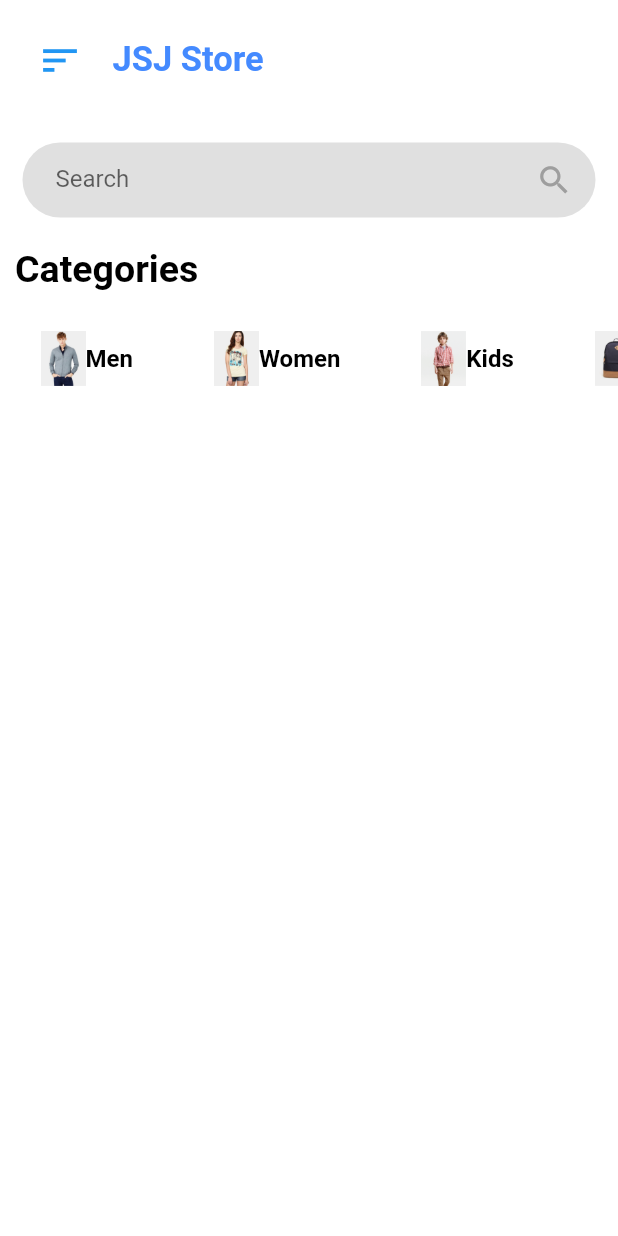
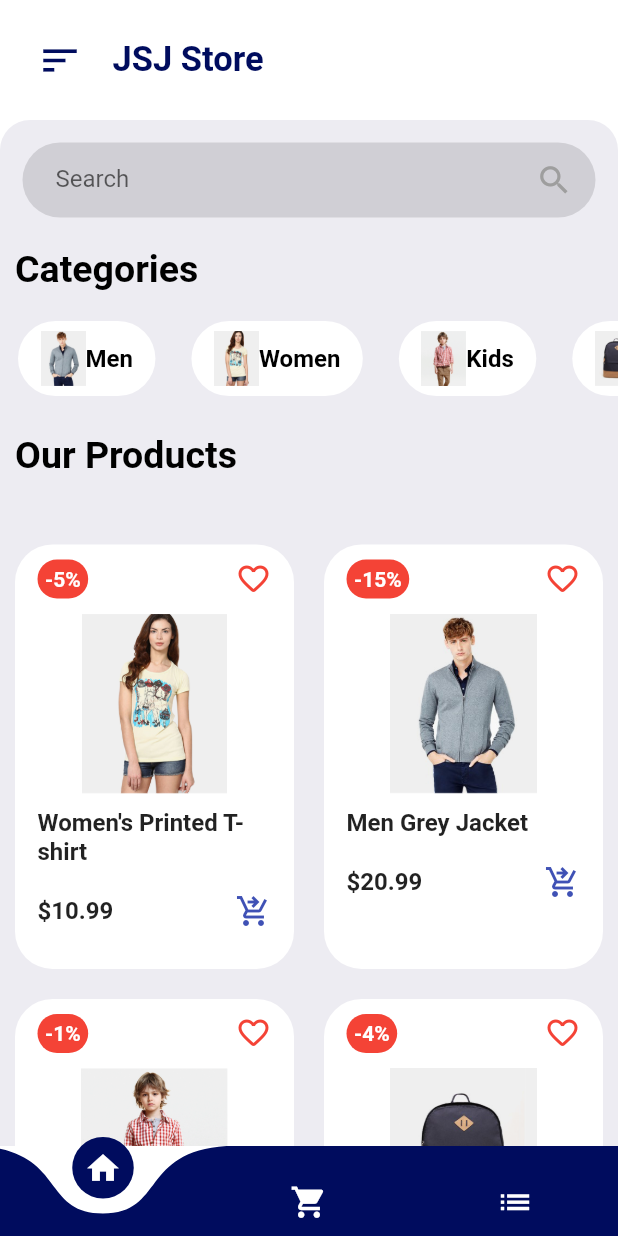
Before and after one commit to smreeti/jsjflutterapp, a Flutter app: the screen it shows after launch, on a phone screen of 412 x 824 dp. Run offline on Flutter 3.47's test engine with Material 2 defaults, Android fonts, the phone set to English and light mode, and no system bars; drawn by our look-alikes of curved_navigation_bar.

Commit message:
add home page

```diff
--- /dev/null
+++ b/lib/models/Product.dart
@@ -0,0 +1,12 @@
+class Product {
+  String title;
+  double price;
+  String imageUrl;
+  String discount;
+
+  Product(
+      {required this.title,
+      required this.price,
+      required this.imageUrl,
+      required this.discount});
+}
--- a/lib/pages/Homepage.dart
+++ b/lib/pages/Homepage.dart
@@ -1,6 +1,8 @@
+import 'package:curved_navigation_bar/curved_navigation_bar.dart';
 import 'package:flutter/material.dart';
+import 'package:jsjflutterapp/utils/CommonUtility.dart';
 import 'package:jsjflutterapp/widgets/HomeAppBar.dart';
-
+import 'package:jsjflutterapp/widgets/ItemsWidget.dart';
 import '../widgets/CategoriesWidget.dart';
 
 class Homepage extends StatelessWidget {
@@ -16,23 +18,23 @@ class Homepage extends StatelessWidget {
           Container(
             padding: const EdgeInsets.only(top: 15),
             decoration: const BoxDecoration(
-              color: Colors.white12,
+              color: Color(0xFFEDECF2),
               borderRadius: BorderRadius.only(
-                topLeft: Radius.circular(25),
-                topRight: Radius.circular(25),
+                topLeft: Radius.circular(20),
+                topRight: Radius.circular(20),
               ),
             ),
             child: Column(
               children: [
+                //search widget
                 Container(
                     margin: const EdgeInsets.symmetric(horizontal: 15),
                     padding: const EdgeInsets.symmetric(horizontal: 15),
                     height: 50,
                     decoration: BoxDecoration(
                         color: Colors.black12,
-                      borderRadius: BorderRadius.circular(25)
-                  ),
-                  child:Row(
+                        borderRadius: BorderRadius.circular(25)),
+                    child: Row(
                       children: [
                         Container(
                           margin: const EdgeInsets.only(left: 7),
@@ -40,9 +42,7 @@ class Homepage extends StatelessWidget {
                           width: 300,
                           child: TextFormField(
                             decoration: const InputDecoration(
-                            border: InputBorder.none,
-                            hintText: "Search "
-                          ),
+                                border: InputBorder.none, hintText: "Search "),
                           ),
                         ),
                         const Spacer(),
@@ -52,8 +52,9 @@ class Homepage extends StatelessWidget {
                           color: Colors.grey,
                         )
                       ],
-                  )
-                ),
+                    )),
+
+                //Categories
                 Container(
                     alignment: Alignment.centerLeft,
                     margin: const EdgeInsets.symmetric(
@@ -65,18 +66,57 @@ class Homepage extends StatelessWidget {
                       style: TextStyle(
                           fontSize: 25,
                           fontWeight: FontWeight.bold,
-                      color: Colors.black
+                          color: Colors.black),
+                    )),
+
+                //Categories widget section
+                const CategoriesWidget(),
+
+                //Items
+                Container(
+                  alignment: Alignment.centerLeft,
+                  margin:
+                      const EdgeInsets.symmetric(vertical: 25, horizontal: 10),
+                  child: const Text(
+                    "Our Products",
+                    style: TextStyle(
+                      fontSize: 25,
+                      fontWeight: FontWeight.bold,
+                      color: Colors.black,
                     ),
-                  )
+                  ),
                 ),
 
-                //Categories section
-                const CategoriesWidget(),
+                //Items widget
+                const ItemsWidget(),
               ],
             ),
           )
         ],
       ),
+      bottomNavigationBar: CurvedNavigationBar(
+        backgroundColor: Colors.transparent,
+        onTap: (index) {},
+        height: 60,
+        color: getPrimaryColor(),
+        items: const [
+          Icon(
+            Icons.home,
+            size: 25,
+            color: Colors.white,
+          ),
+          Icon(
+            Icons.shopping_cart,
+            size: 25,
+            color: Colors.white,
+          ),
+          Icon(
+            Icons.list,
+            size: 25,
+            color: Colors.white,
+          ),
+        ],
+      ),
     );
   }
 }
--- /dev/null
+++ b/lib/utils/CommonUtility.dart
@@ -0,0 +1,42 @@
+import 'package:flutter/material.dart';
+
+import '../models/Product.dart';
+
+Color getColorFromHex(String hexColor) {
+  hexColor = hexColor.replaceAll("#", "");
+  if (hexColor.length == 6) {
+    hexColor = "FF$hexColor";
+  }
+  return Color(int.parse(hexColor, radix: 16));
+}
+
+Color getPrimaryColor() {
+  return const Color(0xFF000C5E);
+}
+
+List<Product> getProducts() {
+  const baseUrl = "images/products/";
+  List<Product> products = [
+    Product(
+        title: 'Women\'s Printed T-shirt',
+        price: 10.99,
+        imageUrl: "${baseUrl}women-tshirt.png",
+        discount: '-5%'),
+    Product(
+        title: 'Men Grey Jacket',
+        price: 20.99,
+        imageUrl: "${baseUrl}men-jacket.png",
+        discount: '-15%'),
+    Product(
+        title: 'Red Shirt for Kids',
+        price: 30.99,
+        imageUrl: "${baseUrl}red-shirt.png",
+        discount: '-1%'),
+    Product(
+        title: 'Black Bagpack',
+        price: 12.99,
+        imageUrl: "${baseUrl}bagpack.png",
+        discount: '-4%'),
+  ];
+  return products;
+}
--- a/lib/widgets/CategoriesWidget.dart
+++ b/lib/widgets/CategoriesWidget.dart
@@ -2,7 +2,6 @@ import 'package:flutter/material.dart';
 
 class CategoriesWidget extends StatelessWidget {
   const CategoriesWidget({super.key});
-
 
   @override
   Widget build(BuildContext context) {
@@ -22,7 +21,7 @@ class CategoriesWidget extends StatelessWidget {
                 crossAxisAlignment: CrossAxisAlignment.center,
                 children: [
                   Image.asset(
-                    "images/$category.png",
+                    "images/categories/$category.png",
                     width: 30,
                     height: 40,
                   ),
--- a/lib/widgets/HomeAppBar.dart
+++ b/lib/widgets/HomeAppBar.dart
@@ -1,4 +1,5 @@
 import 'package:flutter/material.dart';
+import 'package:jsjflutterapp/utils/CommonUtility.dart';
 
 class HomeAppBar extends StatelessWidget {
   const HomeAppBar({super.key});
@@ -9,23 +10,23 @@ class HomeAppBar extends StatelessWidget {
       color: Colors.white,
       padding: const EdgeInsets.all(25),
       child: Row(
-        children: const [
+        children: [
           Icon(
             Icons.sort,
             size: 30,
-            color: Colors.blue,
+            color: getPrimaryColor(),
           ),
           Padding(
-            padding: EdgeInsets.only(left: 20),
+            padding: const EdgeInsets.only(left: 20),
             child: Text(
               "JSJ Store",
               style: TextStyle(
                   fontSize: 23,
                   fontWeight: FontWeight.bold,
-                  color: Colors.blueAccent),
+                  color: getPrimaryColor()),
             ),
           ),
-          Spacer(),
+          const Spacer(),
         ],
       ),
     );
--- /dev/null
+++ b/lib/widgets/ItemsWidget.dart
@@ -0,0 +1,103 @@
+import 'package:flutter/material.dart';
+import 'package:jsjflutterapp/models/Product.dart';
+import 'package:jsjflutterapp/utils/CommonUtility.dart';
+
+class ItemsWidget extends StatelessWidget {
+  const ItemsWidget({Key? key}) : super(key: key);
+
+  @override
+  Widget build(BuildContext context) {
+    List<Product> products = getProducts();
+    return SingleChildScrollView(
+      child: Column(
+        children: [
+          const SizedBox(height: 10),
+          GridView.count(
+            crossAxisCount: 2,
+            childAspectRatio: 0.68,
+            physics: const NeverScrollableScrollPhysics(),
+            shrinkWrap: true,
+            children: [
+              for (int i = 0; i < products.length; i++)
+                Container(
+                  padding: const EdgeInsets.only(left: 15, right: 15, top: 10),
+                  margin:
+                      const EdgeInsets.symmetric(vertical: 10, horizontal: 10),
+                  decoration: BoxDecoration(
+                    color: Colors.white,
+                    borderRadius: BorderRadius.circular(25),
+                  ),
+                  child: Column(
+                    children: [
+                      Row(
+                        mainAxisAlignment: MainAxisAlignment.spaceBetween,
+                        children: [
+                          Container(
+                            padding: const EdgeInsets.all(5),
+                            decoration: BoxDecoration(
+                                color: Colors.red,
+                                borderRadius: BorderRadius.circular(25)),
+                            child: Text(
+                              products[i].discount,
+                              style: const TextStyle(
+                                  fontSize: 14,
+                                  color: Colors.white,
+                                  fontWeight: FontWeight.bold),
+                            ),
+                          ),
+                          const Icon(
+                            Icons.favorite_border_rounded,
+                            color: Colors.red,
+                          ),
+                        ],
+                      ),
+                      InkWell(
+                        onTap: () {},
+                        child: Container(
+                          margin: const EdgeInsets.all(10),
+                          child: Image.asset(
+                            products[i].imageUrl,
+                            height: 120,
+                            width: 200,
+                          ),
+                        ),
+                      ),
+                      Container(
+                        padding: const EdgeInsets.only(bottom: 8),
+                        alignment: Alignment.centerLeft,
+                        child: Text(
+                          products[i].title,
+                          style: const TextStyle(
+                              fontSize: 16,
+                              // color: Colors.blue,
+                              fontWeight: FontWeight.bold),
+                        ),
+                      ),
+                      Padding(
+                        padding: const EdgeInsets.symmetric(vertical: 10),
+                        child: Row(
+                          mainAxisAlignment: MainAxisAlignment.spaceBetween,
+                          children: [
+                            Text(
+                              "\$${products[i].price.toString()}",
+                              style: const TextStyle(
+                                  fontSize: 16, fontWeight: FontWeight.bold),
+                            ),
+                            const Icon(
+                              Icons.shopping_cart_checkout,
+                              color: Colors.indigo,
+                            )
+                          ],
+                        ),
+                      )
+                    ],
+                  ),
+                ),
+            ],
+          ),
+          const SizedBox(height: 10),
+        ],
+      ),
+    );
+  }
+}
--- a/pubspec.yaml
+++ b/pubspec.yaml
@@ -36,6 +36,7 @@ dependencies:
   # Use with the CupertinoIcons class for iOS style icons.
   cupertino_icons: ^1.0.2
   badges: ^2.0.3
+  curved_navigation_bar: ^1.0.3
 
 dev_dependencies:
   flutter_test:
@@ -61,7 +62,8 @@ flutter:
 
   # To add assets to your application, add an assets section, like this:
   assets:
-    - images/
+    - images/categories/
+    - images/products/
   #   - images/a_dot_ham.jpeg
 
   # An image asset can refer to one or more resolution-specific "variants", see
```
Also changed, not shown: images/categories/Accessories.png (renamed from images/Accessories.png), images/categories/Kids.png (renamed from images/Kids.png), images/categories/Men.png (renamed from images/Men.png), images/categories/Women.png (renamed from images/Women.png), images/products/bagpack.png (added), images/products/men-jacket.png (added), images/products/red-shirt.png (added), images/products/women-tshirt.png (added), pubspec.lock. Lines whose indentation alone changed are shown as unchanged.
